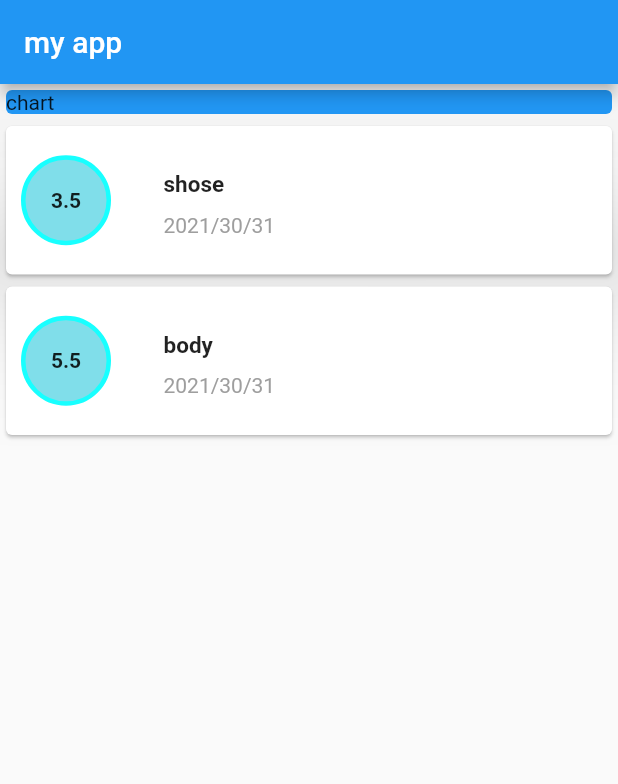
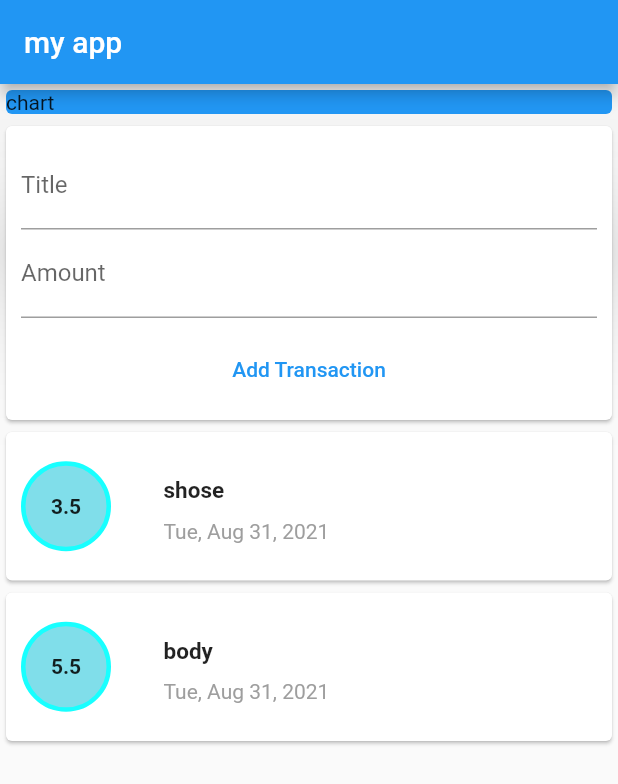
Before and after one commit to Musab-Al-omari/app-PersonalExpenses-Flutter, a Flutter app: the screen it shows after launch, on a phone screen of 412 x 824 dp. Shown: the top 784 px of the screen. Run offline on Flutter 3.47's test engine with Material 2 defaults, Android fonts, the phone set to English and light mode, and no system bars.

Commit message:
add Transaction input

```diff
--- a/lib/main.dart
+++ b/lib/main.dart
@@ -46,6 +46,27 @@ class MyHomePage extends StatelessWidget {
             child: Container(width: double.infinity, child: Text('chart')),
             elevation: 50,
           ),
+          Card(
+            child: Container(
+              margin: EdgeInsets.all(10),
+              child: Column(
+                children: [
+                  TextField(
+                    decoration: InputDecoration(labelText: 'Title'),
+                  ),
+                  TextField(
+                    decoration: InputDecoration(labelText: 'Amount'),
+                  ),
+                  Container(
+                      margin: EdgeInsets.only(top: 10),
+                      child: TextButton(
+                        onPressed: () {},
+                        child: Text('Add Transaction'),
+                      ))
+                ],
+              ),
+            ),
+          ),
           Column(
             children: transaction.map((value) {
               return Card(
@@ -80,7 +101,7 @@ class MyHomePage extends StatelessWidget {
                           ),
                         ),
                         Text(
-                          DateFormat('yyyy/mm/dd').format(value.date),
+                          DateFormat.yMMMEd().format(value.date),
                           style: TextStyle(color: Colors.grey),
                         ),
                       ],
```
